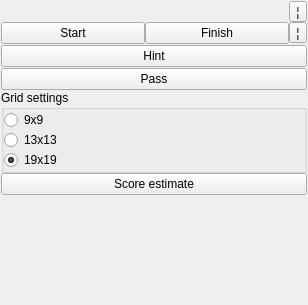
The window that qt/qtgo/qtgo/GameSettings.ui (alecs1/home) describes before a commit, drawn with Qt 5.
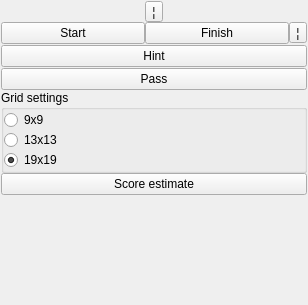
The same window after the commit.

Patch:
```diff
--- a/qt/qtgo/qtgo/GameSettings.ui
+++ b/qt/qtgo/qtgo/GameSettings.ui
@@ -247,22 +247,6 @@
        <property name="spacing">
         <number>0</number>
        </property>
-       <item>
-        <widget class="QWidget" name="roundInfoWidget" native="true">
-         <property name="sizePolicy">
-          <sizepolicy hsizetype="Preferred" vsizetype="Preferred">
-           <horstretch>2</horstretch>
-           <verstretch>0</verstretch>
-          </sizepolicy>
-         </property>
-         <property name="minimumSize">
-          <size>
-           <width>10</width>
-           <height>10</height>
-          </size>
-         </property>
-        </widget>
-       </item>
        <item>
         <layout class="QVBoxLayout" name="verticalLayout_2">
          <property name="spacing">
```
Left out of the diff: 2 changed lines with no effect on the pictures.
